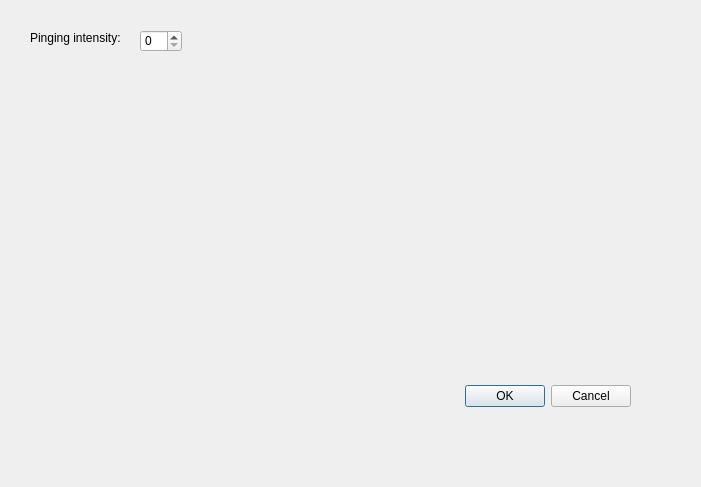
This is settings.ui in retifrav/pinger as Qt 5 draws it before an edit. The edited form follows.
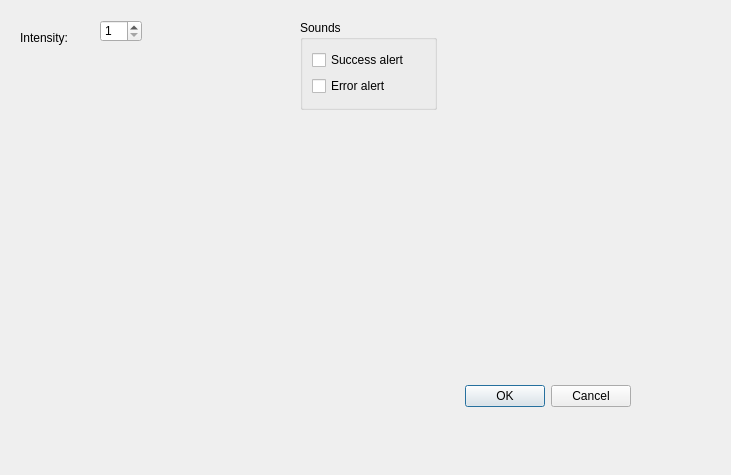
This is the edited form.

Commit message: Window geometry is a MainWindow's responsibility

Diff of the .ui file:
```diff
--- a/settings.ui
+++ b/settings.ui
@@ -6,8 +6,8 @@
    <rect>
     <x>0</x>
     <y>0</y>
-    <width>701</width>
-    <height>487</height>
+    <width>731</width>
+    <height>475</height>
    </rect>
   </property>
   <property name="windowTitle">
@@ -29,12 +29,31 @@
     <set>QDialogButtonBox::Cancel|QDialogButtonBox::Ok</set>
    </property>
   </widget>
+  <widget class="QSpinBox" name="spinBox">
+   <property name="geometry">
+    <rect>
+     <x>100</x>
+     <y>20</y>
+     <width>42</width>
+     <height>22</height>
+    </rect>
+   </property>
+   <property name="minimum">
+    <number>1</number>
+   </property>
+   <property name="maximum">
+    <number>999</number>
+   </property>
+   <property name="value">
+    <number>1</number>
+   </property>
+  </widget>
   <widget class="QLabel" name="label">
    <property name="geometry">
     <rect>
-     <x>30</x>
+     <x>20</x>
      <y>30</y>
-     <width>97</width>
+     <width>121</width>
      <height>16</height>
     </rect>
    </property>
@@ -42,21 +61,44 @@
     <string>How often to send ping packets (in seconds)</string>
    </property>
    <property name="text">
-    <string>Pinging intensity:</string>
+    <string>Intensity:</string>
    </property>
    <property name="buddy">
     <cstring>spinBox</cstring>
    </property>
   </widget>
-  <widget class="QSpinBox" name="spinBox">
+  <widget class="QGroupBox" name="groupBox">
    <property name="geometry">
     <rect>
-     <x>140</x>
-     <y>30</y>
-     <width>42</width>
-     <height>22</height>
+     <x>300</x>
+     <y>20</y>
+     <width>137</width>
+     <height>90</height>
     </rect>
    </property>
+   <property name="title">
+    <string>Sounds</string>
+   </property>
+   <layout class="QVBoxLayout" name="verticalLayout_2">
+    <item>
+     <layout class="QVBoxLayout" name="verticalLayout">
+      <item>
+       <widget class="QCheckBox" name="checkBox">
+        <property name="text">
+         <string>Success alert</string>
+        </property>
+       </widget>
+      </item>
+      <item>
+       <widget class="QCheckBox" name="checkBox_2">
+        <property name="text">
+         <string>Error alert</string>
+        </property>
+       </widget>
+      </item>
+     </layout>
+    </item>
+   </layout>
   </widget>
  </widget>
  <resources/>
```
Left out of the diff: 2 changed lines with no effect on the pictures. The commit also changes 4 other files.
